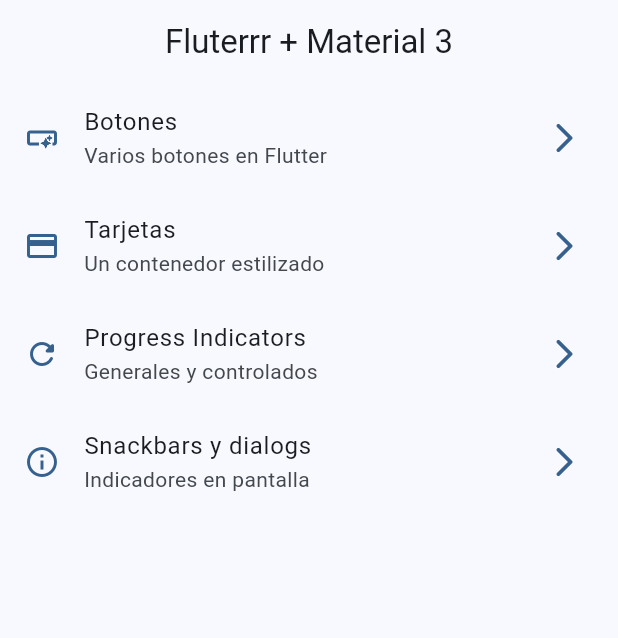
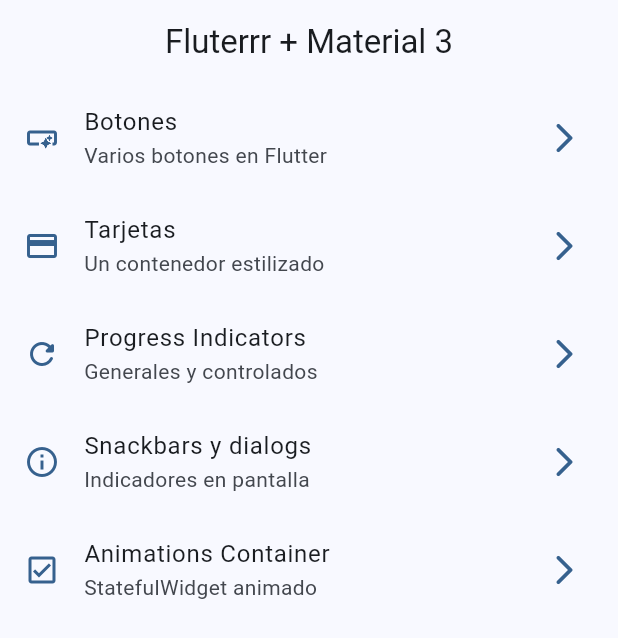
Before and after one commit to RonaldoVera/widgetd_app, a Flutter app: the screen it shows after launch, on a phone screen of 412 x 824 dp. Shown: the top 638 px of the screen. Run offline on Flutter 3.47's test engine with Material 3 defaults, Android fonts, the phone set to English and light mode, and no system bars; our stand-ins replace go_router.

Commit message:
animate container terminado

```diff
--- a/lib/config/router/app_router.dart
+++ b/lib/config/router/app_router.dart
@@ -33,5 +33,10 @@ final appRouter = GoRouter(
       name: SnackbarScreen.routeName,
       builder: (context, state) => const SnackbarScreen(),
     ),
+    GoRoute(
+      path: '/animated',
+      name: AnimatedScreen.routeName,
+      builder: (context, state) => const AnimatedScreen(),
+    ),
   ],
 );
--- a/lib/menu/menu_items.dart
+++ b/lib/menu/menu_items.dart
@@ -40,4 +40,10 @@ const appMenuItems = <MenuItem>[
     link: '/snackbar',
     icon: Icons.info_outline,
   ),
+  MenuItem(
+    title: 'Animations Container',
+    subTitle: 'StatefulWidget animado',
+    link: '/animated',
+    icon: Icons.check_box_outlined,
+  ),
 ];
```
Also changed, not shown: lib/presentation/screens/animated/animated_screen.dart (+53 -3 lines).
